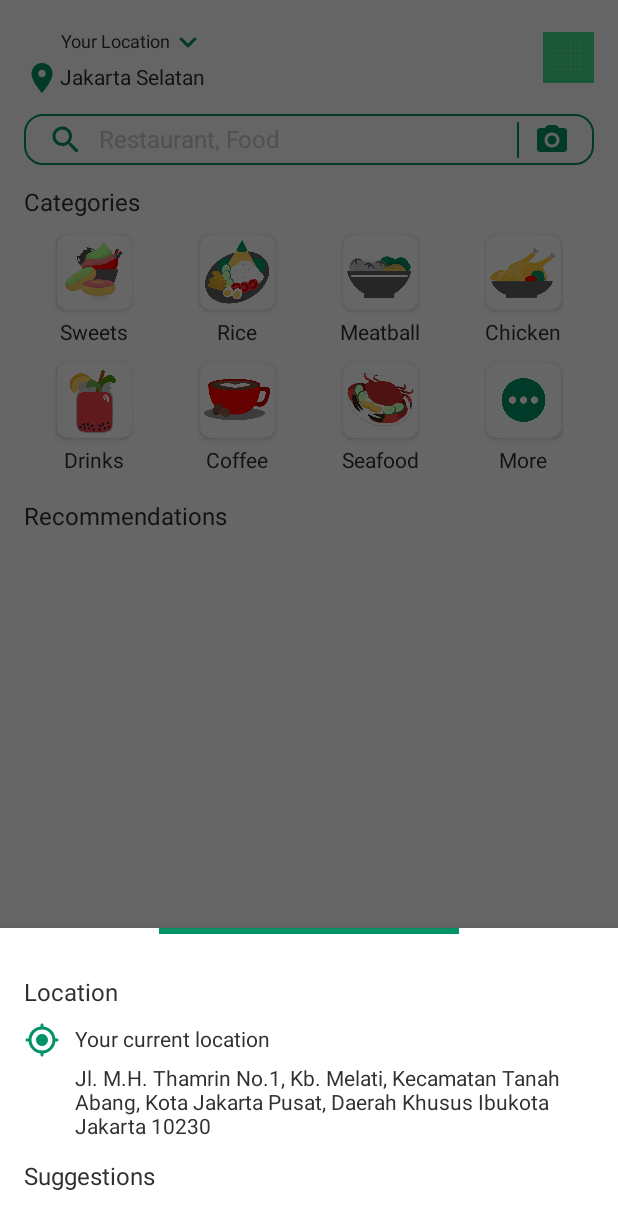
After one commit to alpian-12/restaurant-recommendation, an Android app: the fragment LocationBottomSheet placed in its activity, on a phone screen of 412 x 824 dp. The commit adds this screen. Shown: the top 1229 px of the screen. Run offline under Robolectric (Android 15) with nearby library versions, the phone set to English and light mode, and no system bars; our stand-ins replace FlexboxLayout, navigation-ui; Roboto replaces fonts that are not available here.

Commit message:
add bottom sheet for location

```diff
--- /dev/null
+++ b/app/src/main/java/com/example/restaurantrecommendation/ui/bottomsheet/LocationBottomSheet.kt
@@ -0,0 +1,28 @@
+package com.example.restaurantrecommendation.ui.bottomsheet
+
+import android.os.Bundle
+import android.view.LayoutInflater
+import android.view.View
+import android.view.ViewGroup
+import com.example.restaurantrecommendation.databinding.BottomSheetLocationBinding
+import com.google.android.material.bottomsheet.BottomSheetDialogFragment
+
+class LocationBottomSheet: BottomSheetDialogFragment() {
+    private var _binding: BottomSheetLocationBinding? = null
+    private val binding get() = _binding!!
+
+    companion object {
+        const val TAG = "LocationBottomSheet"
+    }
+
+    override fun onCreateView(
+        inflater: LayoutInflater,
+        container: ViewGroup?,
+        savedInstanceState: Bundle?
+    ): View {
+        _binding = BottomSheetLocationBinding.inflate(inflater, container, false)
+        val root: View = binding.root
+
+        return root
+    }
+}
--- a/app/src/main/java/com/example/restaurantrecommendation/ui/home/HomeFragment.kt
+++ b/app/src/main/java/com/example/restaurantrecommendation/ui/home/HomeFragment.kt
@@ -9,6 +9,7 @@ import androidx.fragment.app.Fragment
 import androidx.lifecycle.ViewModelProvider
 import com.example.restaurantrecommendation.databinding.FragmentHomeBinding
 import com.example.restaurantrecommendation.ui.bottomsheet.CategoryBottomSheet
+import com.example.restaurantrecommendation.ui.bottomsheet.LocationBottomSheet
 import com.example.restaurantrecommendation.ui.result.ResultActivity
 
 class HomeFragment : Fragment() {
@@ -34,6 +35,11 @@ class HomeFragment : Fragment() {
     override fun onViewCreated(view: View, savedInstanceState: Bundle?) {
         super.onViewCreated(view, savedInstanceState)
 
+        binding.tvYourLocation.setOnClickListener {
+            val locationBottomSheet = LocationBottomSheet()
+            locationBottomSheet.show(parentFragmentManager, LocationBottomSheet.TAG)
+        }
+
         binding.tvInput.setOnClickListener {
             startActivity(Intent(activity, ResultActivity::class.java))
         }
--- /dev/null
+++ b/app/src/main/res/drawable/ic_current_location.xml
@@ -0,0 +1,5 @@
+<vector android:height="24dp" android:tint="#000000"
+    android:viewportHeight="24" android:viewportWidth="24"
+    android:width="24dp" xmlns:android="http://schemas.android.com/apk/res/android">
+    <path android:fillColor="@android:color/white" android:pathData="M12,8c-2.21,0 -4,1.79 -4,4s1.79,4 4,4 4,-1.79 4,-4 -1.79,-4 -4,-4zM20.94,11c-0.46,-4.17 -3.77,-7.48 -7.94,-7.94L13,2c0,-0.55 -0.45,-1 -1,-1s-1,0.45 -1,1v1.06C6.83,3.52 3.52,6.83 3.06,11L2,11c-0.55,0 -1,0.45 -1,1s0.45,1 1,1h1.06c0.46,4.17 3.77,7.48 7.94,7.94L11,22c0,0.55 0.45,1 1,1s1,-0.45 1,-1v-1.06c4.17,-0.46 7.48,-3.77 7.94,-7.94L22,13c0.55,0 1,-0.45 1,-1s-0.45,-1 -1,-1h-1.06zM12,19c-3.87,0 -7,-3.13 -7,-7s3.13,-7 7,-7 7,3.13 7,7 -3.13,7 -7,7z"/>
+</vector>
--- /dev/null
+++ b/app/src/main/res/layout/bottom_sheet_location.xml
@@ -0,0 +1,74 @@
+<?xml version="1.0" encoding="utf-8"?>
+<LinearLayout xmlns:android="http://schemas.android.com/apk/res/android"
+    xmlns:app="http://schemas.android.com/apk/res-auto"
+    android:layout_width="match_parent"
+    android:layout_height="match_parent"
+    android:paddingHorizontal="@dimen/activity_horizontal_margin"
+    android:orientation="vertical">
+
+    <View
+        android:layout_width="200dp"
+        android:layout_height="4dp"
+        android:layout_gravity="center_horizontal"
+        android:background="@color/green" />
+
+    <androidx.constraintlayout.widget.ConstraintLayout
+        android:layout_width="match_parent"
+        android:layout_height="wrap_content"
+        android:orientation="vertical"
+        android:paddingVertical="30dp">
+
+        <TextView
+            android:id="@+id/tv_category"
+            style="@style/list_item_important_text_snippet"
+            android:layout_width="wrap_content"
+            android:layout_height="wrap_content"
+            android:text="@string/location"
+            app:layout_constraintStart_toStartOf="parent"
+            app:layout_constraintTop_toTopOf="parent" />
+
+        <ImageView
+            android:id="@+id/imageView"
+            android:layout_width="wrap_content"
+            android:layout_height="wrap_content"
+            android:src="@drawable/ic_current_location"
+            android:layout_marginTop="10dp"
+            app:layout_constraintStart_toStartOf="parent"
+            app:layout_constraintTop_toBottomOf="@+id/tv_category"
+            app:tint="@color/green" />
+
+        <TextView
+            android:id="@+id/tv_current_location"
+            style="@style/list_title"
+            android:layout_width="wrap_content"
+            android:layout_height="wrap_content"
+            android:text="@string/current_location"
+            android:layout_marginStart="10dp"
+            app:layout_constraintBottom_toBottomOf="@+id/imageView"
+            app:layout_constraintStart_toEndOf="@+id/imageView"
+            app:layout_constraintTop_toTopOf="@+id/imageView" />
+
+        <TextView
+            style="@style/secondary_text_caption"
+            android:id="@+id/tv_address"
+            android:layout_width="0dp"
+            android:layout_height="wrap_content"
+            android:layout_marginTop="10dp"
+            android:text="@string/address"
+            app:layout_constraintEnd_toEndOf="parent"
+            app:layout_constraintStart_toStartOf="@id/tv_current_location"
+            app:layout_constraintTop_toBottomOf="@+id/tv_current_location" />
+
+        <TextView
+            android:id="@+id/tv_suggestion"
+            style="@style/list_item_important_text_snippet"
+            android:layout_width="wrap_content"
+            android:layout_height="wrap_content"
+            android:text="@string/suggestions"
+            android:layout_marginTop="@dimen/activity_vertical_margin"
+            app:layout_constraintStart_toStartOf="parent"
+            app:layout_constraintTop_toBottomOf="@+id/tv_address" />
+
+    </androidx.constraintlayout.widget.ConstraintLayout>
+
+</LinearLayout>
--- a/app/src/main/res/values/strings.xml
+++ b/app/src/main/res/values/strings.xml
@@ -4,16 +4,19 @@
     <string name="title_favorite">Favorites</string>
     <string name="title_result">Results</string>
 
+    <string name="location">Location</string>
     <string name="your_location">Your Location</string>
     <string name="category">Categories</string>
     <string name="recommendations">Recommendations</string>
+    <string name="suggestions">Suggestions</string>
 
     <!-- Dummy -->
     <string name="location_name">Jakarta Selatan</string>
-
+    <string name="address">Jl. M.H. Thamrin No.1, Kb. Melati, Kecamatan Tanah Abang, Kota Jakarta Pusat, Daerah Khusus Ibukota Jakarta 10230</string>
 
     <!-- Description -->
     <string name="hint_search">Restaurant, Food</string>
+    <string name="current_location">Your current location</string>
 
     <!-- Categories -->
     <string name="sweets">Sweets</string>
```
